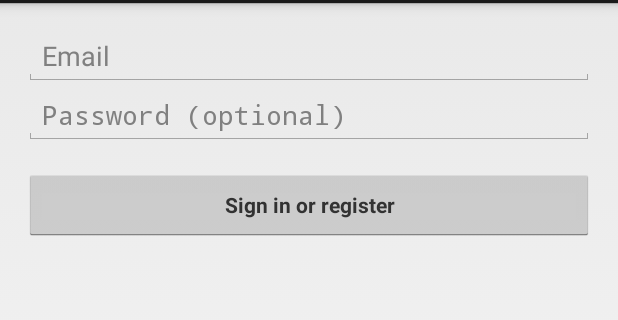
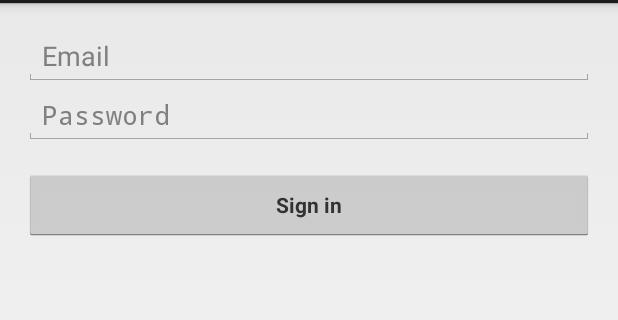
Before and after one commit to davisengeler/Day-Care, an Android app: the LoginActivity screen opened directly, with no data from a screen before it, on a phone screen of 412 x 824 dp, the part 69-389 px from its top. Run offline under Robolectric (Android 15) with nearby library versions, the phone set to English and light mode, and no system bars; 2 statements that could not run were skipped.

```diff
--- a/AndroidStudio/DayCare/app/src/main/res/values/strings_activity_login.xml
+++ b/AndroidStudio/DayCare/app/src/main/res/values/strings_activity_login.xml
@@ -2,8 +2,8 @@
 
     <!-- Strings related to login -->
     <string name="prompt_email">Email</string>
-    <string name="prompt_password">Password (optional)</string>
-    <string name="action_sign_in">Sign in or register</string>
+    <string name="prompt_password">Password</string>
+    <string name="action_sign_in">Sign in</string>
     <string name="action_sign_in_short">Sign in</string>
 
     <string name="error_invalid_email">This email address is invalid</string>
```
Also changed, not shown: AndroidStudio/DayCare/app/src/main/res/raw/default_student_image.jpeg (deleted), AndroidStudio/DayCare/app/src/main/res/raw/default_student_image.png (added).
